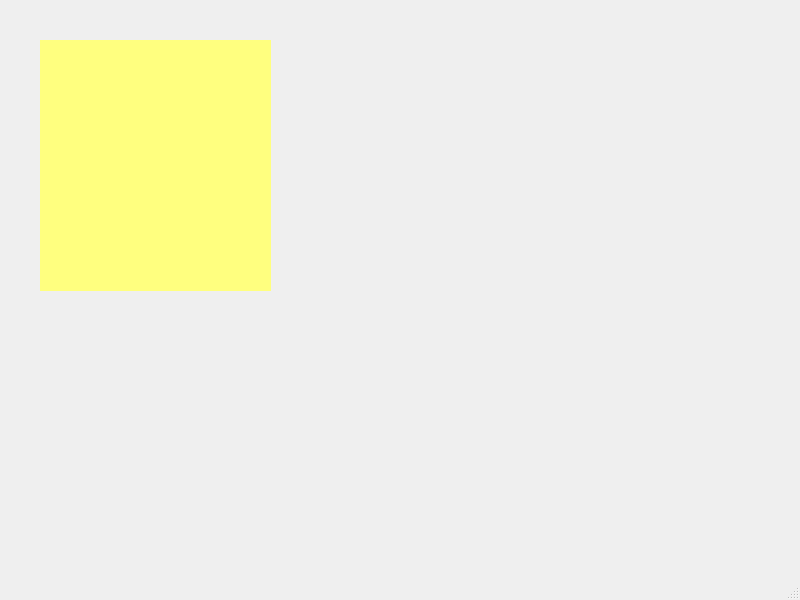
gropery/Qt_QSerialPort_QCustomPlot, file plot.ui: the form before one commit.
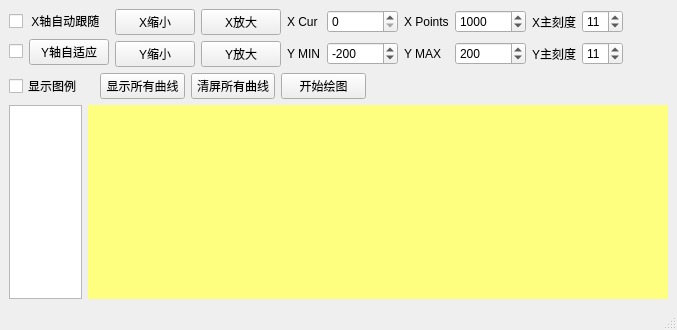
The form after the commit. Custom widgets are drawn as their Qt base class.

Commit message: 添加Plot功能，添加仿真正弦波形

Patch:
```diff
--- a/plot.ui
+++ b/plot.ui
@@ -6,30 +6,250 @@
    <rect>
     <x>0</x>
     <y>0</y>
-    <width>800</width>
-    <height>600</height>
+    <width>677</width>
+    <height>330</height>
    </rect>
   </property>
   <property name="windowTitle">
    <string>MainWindow</string>
   </property>
   <widget class="QWidget" name="centralwidget">
-   <widget class="QCustomPlot" name="widgetPlot" native="true">
-    <property name="geometry">
-     <rect>
-      <x>40</x>
-      <y>40</y>
-      <width>231</width>
-      <height>251</height>
-     </rect>
-    </property>
-    <property name="autoFillBackground">
-     <bool>false</bool>
-    </property>
-    <property name="styleSheet">
-     <string notr="true">background-color: rgb(255, 255, 127);</string>
-    </property>
-   </widget>
+   <layout class="QGridLayout" name="gridLayout_2">
+    <item row="0" column="0">
+     <layout class="QVBoxLayout" name="verticalLayout">
+      <item>
+       <widget class="QCheckBox" name="checkBoxXTrackAixs">
+        <property name="text">
+         <string> X轴自动跟随</string>
+        </property>
+       </widget>
+      </item>
+      <item>
+       <layout class="QHBoxLayout" name="horizontalLayout">
+        <item>
+         <widget class="QCheckBox" name="checkBoxYAutoScale">
+          <property name="text">
+           <string/>
+          </property>
+         </widget>
+        </item>
+        <item>
+         <widget class="QPushButton" name="pushButtonYAutoScale">
+          <property name="text">
+           <string>Y轴自适应</string>
+          </property>
+         </widget>
+        </item>
+       </layout>
+      </item>
+     </layout>
+    </item>
+    <item row="0" column="1" colspan="2">
+     <layout class="QGridLayout" name="gridLayout">
+      <item row="1" column="3">
+       <widget class="QSpinBox" name="spinBoxYMin">
+        <property name="minimum">
+         <number>-100000</number>
+        </property>
+        <property name="maximum">
+         <number>100000</number>
+        </property>
+        <property name="value">
+         <number>-200</number>
+        </property>
+       </widget>
+      </item>
+      <item row="0" column="3">
+       <widget class="QSpinBox" name="spinBoxXCurPos"/>
+      </item>
+      <item row="1" column="4">
+       <widget class="QLabel" name="label_4">
+        <property name="text">
+         <string>Y MAX</string>
+        </property>
+       </widget>
+      </item>
+      <item row="1" column="5">
+       <widget class="QSpinBox" name="spinBoxYMax">
+        <property name="minimum">
+         <number>-100000</number>
+        </property>
+        <property name="maximum">
+         <number>100000</number>
+        </property>
+        <property name="value">
+         <number>200</number>
+        </property>
+       </widget>
+      </item>
+      <item row="1" column="2">
+       <widget class="QLabel" name="label_2">
+        <property name="text">
+         <string>Y MIN</string>
+        </property>
+       </widget>
+      </item>
+      <item row="0" column="2">
+       <widget class="QLabel" name="label">
+        <property name="text">
+         <string>X Cur</string>
+        </property>
+       </widget>
+      </item>
+      <item row="1" column="7">
+       <widget class="QSpinBox" name="spinBoxYTicks">
+        <property name="value">
+         <number>11</number>
+        </property>
+       </widget>
+      </item>
+      <item row="1" column="0">
+       <widget class="QPushButton" name="pushButtonYZoomOut">
+        <property name="text">
+         <string>Y缩小</string>
+        </property>
+       </widget>
+      </item>
+      <item row="0" column="5">
+       <widget class="QSpinBox" name="spinBoxXPoints">
+        <property name="maximum">
+         <number>2000</number>
+        </property>
+        <property name="value">
+         <number>1000</number>
+        </property>
+       </widget>
+      </item>
+      <item row="0" column="6">
+       <widget class="QLabel" name="label_5">
+        <property name="text">
+         <string>X主刻度</string>
+        </property>
+       </widget>
+      </item>
+      <item row="0" column="4">
+       <widget class="QLabel" name="label_3">
+        <property name="text">
+         <string>X Points</string>
+        </property>
+       </widget>
+      </item>
+      <item row="0" column="0">
+       <widget class="QPushButton" name="pushButtonXZoomOut">
+        <property name="text">
+         <string>X缩小</string>
+        </property>
+       </widget>
+      </item>
+      <item row="1" column="6">
+       <widget class="QLabel" name="label_6">
+        <property name="text">
+         <string>Y主刻度</string>
+        </property>
+       </widget>
+      </item>
+      <item row="0" column="7">
+       <widget class="QSpinBox" name="spinBoxXTicks">
+        <property name="value">
+         <number>11</number>
+        </property>
+       </widget>
+      </item>
+      <item row="0" column="1">
+       <widget class="QPushButton" name="pushButtonXZoomIn">
+        <property name="text">
+         <string>X放大</string>
+        </property>
+       </widget>
+      </item>
+      <item row="1" column="1">
+       <widget class="QPushButton" name="pushButtonYZoomIn">
+        <property name="text">
+         <string>Y放大</string>
+        </property>
+       </widget>
+      </item>
+     </layout>
+    </item>
+    <item row="0" column="3">
+     <spacer name="horizontalSpacer">
+      <property name="orientation">
+       <enum>Qt::Horizontal</enum>
+      </property>
+      <property name="sizeHint" stdset="0">
+       <size>
+        <width>40</width>
+        <height>20</height>
+       </size>
+      </property>
+     </spacer>
+    </item>
+    <item row="1" column="0" colspan="2">
+     <layout class="QHBoxLayout" name="horizontalLayout_4">
+      <item>
+       <widget class="QCheckBox" name="checkBoxShowLegend">
+        <property name="text">
+         <string>显示图例</string>
+        </property>
+       </widget>
+      </item>
+      <item>
+       <widget class="QPushButton" name="pushButtonShowAllCurve">
+        <property name="text">
+         <string>显示所有曲线</string>
+        </property>
+       </widget>
+      </item>
+      <item>
+       <widget class="QPushButton" name="pushButtonClearAllCurve">
+        <property name="text">
+         <string>清屏所有曲线</string>
+        </property>
+       </widget>
+      </item>
+      <item>
+       <widget class="QPushButton" name="pushButtonStartPlot">
+        <property name="text">
+         <string>开始绘图</string>
+        </property>
+        <property name="checkable">
+         <bool>true</bool>
+        </property>
+       </widget>
+      </item>
+     </layout>
+    </item>
+    <item row="2" column="0" colspan="4">
+     <layout class="QHBoxLayout" name="horizontalLayout_2" stretch="1,8">
+      <item>
+       <widget class="QListWidget" name="listWidgetChannels"/>
+      </item>
+      <item>
+       <widget class="QCustomPlot" name="plot" native="true">
+        <property name="autoFillBackground">
+         <bool>false</bool>
+        </property>
+        <property name="styleSheet">
+         <string notr="true">background-color: rgb(255, 255, 127);</string>
+        </property>
+       </widget>
+      </item>
+     </layout>
+    </item>
+    <item row="1" column="2" colspan="2">
+     <spacer name="horizontalSpacer_2">
+      <property name="orientation">
+       <enum>Qt::Horizontal</enum>
+      </property>
+      <property name="sizeHint" stdset="0">
+       <size>
+        <width>291</width>
+        <height>20</height>
+       </size>
+      </property>
+     </spacer>
+    </item>
+   </layout>
   </widget>
   <widget class="QMenuBar" name="menubar">
    <property name="geometry">
```
Left out of the diff: 6 changed lines with no effect on the pictures. The commit also changes 6 other files.
